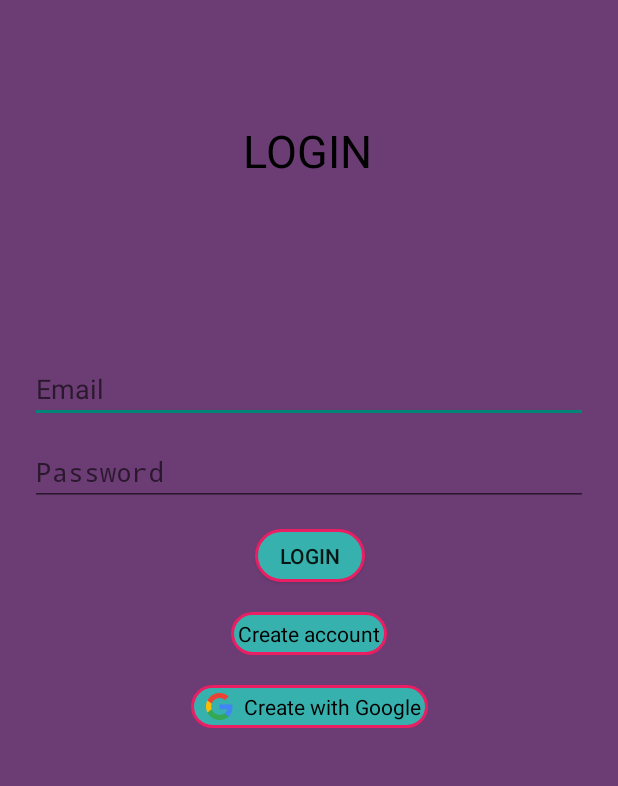
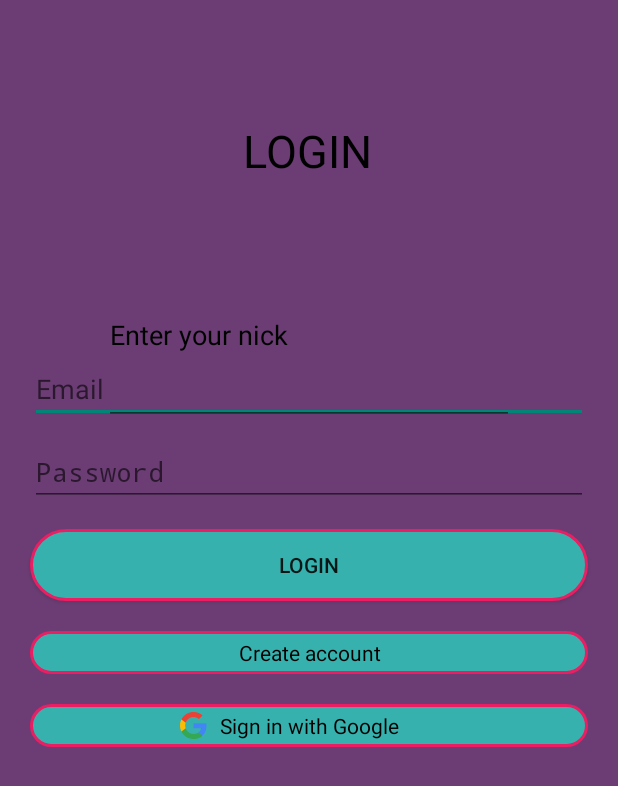
Before and after one commit to grimnin/Billingual, an Android app built with Jetpack Compose: the screen it shows after launch (Login), on a phone screen of 412 x 824 dp. Shown: the top 786 px of the screen. Run offline under Robolectric (Android 15) with nearby library versions, the phone set to English and light mode, and no system bars; our stand-ins replace Firebase (no records; nobody signed in at launch, a user with empty details on screens opened directly).

Commit message:
Dodawanie dokumentu przy tworzeniu konta google

```diff
--- a/app/src/main/java/com/example/myapplication/MainActivity.kt
+++ b/app/src/main/java/com/example/myapplication/MainActivity.kt
@@ -68,4 +68,5 @@ class MainActivity : ComponentActivity() {
                 }
         }
     }
+
 }
--- a/app/src/main/res/layout/login.xml
+++ b/app/src/main/res/layout/login.xml
@@ -53,41 +53,40 @@
 
     <TextView
         android:id="@+id/textView_create_now"
-        android:layout_width="wrap_content"
+        android:layout_width="0dp"
         android:layout_height="wrap_content"
         android:layout_marginTop="20dp"
         android:background="@drawable/rectangle"
+        android:gravity="center"
         android:text="Create account"
         android:textColor="@color/black"
         app:layout_constraintEnd_toEndOf="@+id/editTextPasswordL"
         app:layout_constraintStart_toStartOf="@+id/editTextPasswordL"
-        app:layout_constraintTop_toBottomOf="@+id/buttonLoginL"
 
-        />
+        app:layout_constraintTop_toBottomOf="@+id/buttonLoginL" />
 
     <Button
         android:id="@+id/buttonLoginL"
-        android:layout_width="73dp"
-        android:layout_height="35dp"
+        android:layout_width="0dp"
+        android:layout_height="wrap_content"
         android:layout_marginTop="15dp"
         android:background="@drawable/rectangle"
         android:text="Login"
-        app:layout_constraintEnd_toEndOf="parent"
-        app:layout_constraintHorizontal_bias="0.501"
-        app:layout_constraintStart_toStartOf="parent"
+        app:layout_constraintEnd_toEndOf="@+id/editTextPasswordL"
+        app:layout_constraintStart_toStartOf="@+id/editTextPasswordL"
         app:layout_constraintTop_toBottomOf="@+id/editTextPasswordL" />
 
     <TextView
         android:id="@+id/textViewGoogleL"
-        android:layout_width="wrap_content"
+        android:layout_width="0dp"
         android:layout_height="wrap_content"
         android:layout_marginTop="20dp"
         android:background="@drawable/rectangle"
-        android:paddingLeft="35dp"
-        android:text="Create with Google"
+        android:gravity="center"
+        android:text="Sign in with Google"
         android:textColor="@color/black"
-        app:layout_constraintEnd_toEndOf="parent"
-        app:layout_constraintStart_toStartOf="parent"
+        app:layout_constraintEnd_toEndOf="@+id/textView_create_now"
+        app:layout_constraintStart_toStartOf="@+id/textView_create_now"
         app:layout_constraintTop_toBottomOf="@+id/textView_create_now" />
 
     <ImageView
@@ -98,10 +97,24 @@
         android:src="@drawable/googleg_standard_color_18"
         app:layout_constraintBottom_toBottomOf="@+id/textViewGoogleL"
         app:layout_constraintEnd_toEndOf="@+id/textViewGoogleL"
-        app:layout_constraintHorizontal_bias="0.07"
+        app:layout_constraintHorizontal_bias="0.283"
         app:layout_constraintStart_toStartOf="@+id/textViewGoogleL"
         app:layout_constraintTop_toTopOf="@+id/textViewGoogleL"
         app:layout_constraintVertical_bias="1.0" />
 
+    <EditText
+        android:id="@+id/textViewGoogleNick"
+        android:layout_width="273dp"
+        android:layout_height="119dp"
+        android:layout_marginStart="141dp"
+        android:layout_marginEnd="141dp"
+        android:hint="Enter your nick"
+        android:textColorHint="@color/black"
+        app:layout_constraintBottom_toBottomOf="parent"
+        app:layout_constraintEnd_toEndOf="parent"
+        app:layout_constraintStart_toStartOf="parent"
+        app:layout_constraintTop_toTopOf="parent"
+        app:layout_constraintVertical_bias="0.233" />
+
 
 </androidx.constraintlayout.widget.ConstraintLayout>
```
Also changed, not shown: app/src/main/java/com/example/myapplication/Login.kt (+67 -8 lines), app/src/main/java/com/example/myapplication/Register.kt (+10 -2 lines).
